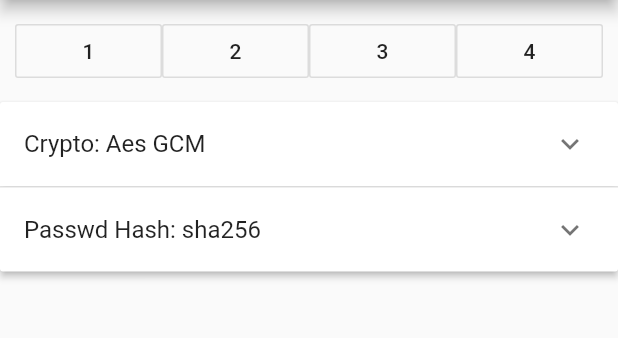
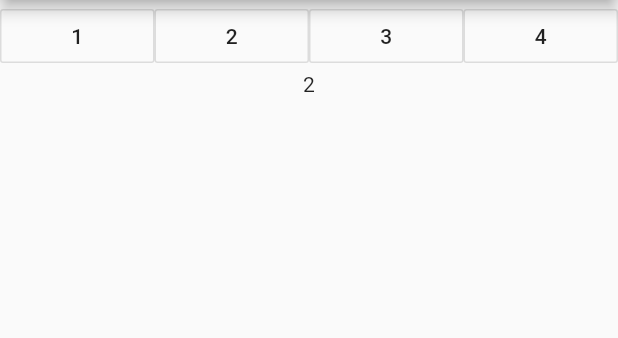
Before and after one commit to DevSanso/crypto_file_app, a Flutter app: the screen it shows after launch, after a tap on "next", on a phone screen of 412 x 824 dp, the part 84-422 px from its top. Run offline on Flutter 3.47's test engine with Material 2 defaults, Android fonts, the phone set to English and light mode, and no system bars; missing offline and left inert: loading_animations.

Commit message:
Source file remodification

```diff
--- a/lib/main.dart
+++ b/lib/main.dart
@@ -1,12 +1,10 @@
 import 'dart:async';
+import 'package:flutter/material.dart';
 
 
-import 'package:flutter/material.dart';
-import 'package:loading_animations/loading_animations.dart';
+import './view/init.dart';
 
-import 'view/intro.dart';
-import 'view/crypto_set.dart';
-
+import './var/switch.dart';
 void main() => runApp(MyApp());
 
 class MyApp extends StatelessWidget {
@@ -50,12 +48,13 @@ class MyHomePage extends StatefulWidget {
 
   final String title;
 
+
   @override
   _MyHomePageState createState() => _MyHomePageState();
 }
 
 class _MyHomePageState extends State<MyHomePage> {
-  StreamController<int> routerQueue = StreamController<int>();
+
 
   @override
   Widget build(BuildContext context) {
@@ -65,7 +64,7 @@ class _MyHomePageState extends State<MyHomePage> {
     // The Flutter framework has been optimized to make rerunning build methods
     // fast, so that you can just rebuild anything that needs updating rather
     // than having to individually change instances of widgets.
-    routerQueue.add(1);
+
     return Scaffold(
       appBar: AppBar(
         // Here we take the value from the MyHomePage object that was created by
@@ -76,74 +75,15 @@ class _MyHomePageState extends State<MyHomePage> {
     );
   }
 
-
   Widget scaffoldBody() {
-    return Column(
-      children: [
-        Container(
-          padding: EdgeInsets.all(10),
-          child: widgetRouter(),
-        ),
-        mainWidget(),
-
-      ],
-    );
-  }
-
-  Widget widgetRouter() {
-
-    final genIndex = () {
-      var res = List<Widget>();
-
-      for(var i in [1,2,3,4]) {
-
-        res.add(
-          Expanded(
-            child: OutlineButton(
-              child:Text(i.toString()),
-              onPressed: (){routerQueue.add(i);}
-            )
-          )
-        );
+    return StreamBuilder(stream: sswitch.stream,
+    builder: (context,AsyncSnapshot<MainScreen> snapshot){
+      if(snapshot.data == MainScreen.Init) {
+        return InitView();
       }
-
-      return res;
-    };
-
-
-    return Row(
-      children: genIndex(),
-    );
-  }
-
-  Widget mainWidget() {
-    return StreamBuilder(
-      stream : this.routerQueue.stream,
-      builder: (context,AsyncSnapshot<int> snapshot) {
-        //first init time, snapshot is null,first stream add function 1, before wait loading widget
-        Widget view = LoadingRotating.square(
-          borderColor: Colors.blueGrey,
-          borderSize: 3,
-          size : 30,
-          duration: Duration(milliseconds: 500),
-        );
-
-        switch(snapshot.data) {
-          case 1:
-            view = Intro.setRouter(this.routerQueue);
-            break;
-          case 2:
-            view = CryptoSetView(this.routerQueue);
-            break;
-          case 3:
-            view = Text(snapshot.data.toString());
-            break;
-          case 4:
-            view = Text(snapshot.data.toString());
-            break;
-        }
-        return view;
+      else {
+        return null;
       }
-    );
+    });
   }
 }
--- a/lib/config.dart
+++ b/lib/var/config.dart
@@ -1,11 +1,3 @@
-
-
-enum KeyHash {
-  SHA256,
-  SHA1,
-  MD5
-}
-
 enum CryptoMode {
   AES_CBC,
   AES_CTR,
@@ -36,7 +28,7 @@ class _Config {
   String srcFilePath;
   String dstFilePath;
 
-  KeyHash hash =  KeyHash.SHA256;
+
   CryptoMode mode = CryptoMode.AES_GCM;
 
   String key;
--- /dev/null
+++ b/lib/var/switch.dart
@@ -0,0 +1,23 @@
+import 'dart:async';
+
+enum MainScreen {
+  Init,
+  Processing
+}
+
+class _MainSwitch{
+  StreamController<MainScreen> _s = StreamController<MainScreen>();
+  _MainSwitch() {
+    _s.add(MainScreen.Init);
+  }
+
+  void screenSwitch(MainScreen screen) {
+    _s.add(screen);
+  }
+
+  Stream<MainScreen> get stream => _s.stream;
+
+}
+
+
+final _MainSwitch sswitch = _MainSwitch();
--- a/lib/view/crypto_set.dart
+++ /dev/null
@@ -1,175 +0,0 @@
-import 'dart:async';
-import 'package:flutter/material.dart';
-import '../config.dart' as AppConfig;
-
-class CryptoSetView extends StatefulWidget {
-  StreamSink<int> _router;
-  CryptoSetView(this._router);
-
-  @override
-  State<CryptoSetView> createState() {
-    return CryptoSetViewState();
-  }
-}
-
-class CryptoSetViewState extends State<CryptoSetView> {
-  List<bool> _selectExpaned = [false,false];
-
-
-  String cryptoPanelName() {
-    var mode = AppConfig.config.mode;
-    if(AppConfig.CryptoMode.AES_GCM == mode)
-      return "Aes GCM";
-    else if(AppConfig.CryptoMode.AES_CTR == mode)
-      return "Aes CTR";
-    else
-      return "Aes CBC";
-  }
-  String hashPanelName() {
-    var mode = AppConfig.config.hash;
-    if(AppConfig.KeyHash.SHA1 == mode)
-      return "sha1";
-    else if(AppConfig.KeyHash.SHA256 == mode)
-      return "sha256";
-    else
-      return "md5";
-  }
-
-
-  @override
-  Widget build(BuildContext context){
-    return Column(
-      children:
-      [
-        _selectCryptoBox()
-      ],);
-  }
-  Widget _selectCryptoBox() {
-    return ExpansionPanelList(
-      expansionCallback: (int index,bool isExpaned) {
-        setState((){
-          _selectExpaned[index] =  !_selectExpaned[index];
-
-        });
-      },
-      children:
-      [
-        _selectCrypto(),
-        _selectPasswdHash()
-      ]
-    );
-  }
-
-  ExpansionPanel _selectCrypto() {
-    return ExpansionPanel(
-      headerBuilder: (BuildContext context,bool isExpaned) {
-        return ListTile(title : Text("Crypto: ${cryptoPanelName()}"));
-      },
-      isExpanded: _selectExpaned[0],
-      body : Column(
-        children: [
-          ListTile(
-            title: const Text('Aes CBC'),
-            leading: Radio(
-              value:  AppConfig.CryptoMode.AES_CBC,
-              groupValue: AppConfig.config.mode,
-              onChanged: (AppConfig.CryptoMode value) {
-                setState(() {
-                  AppConfig.config.mode = value;
-                });
-              },
-            ),
-
-          ),
-          ListTile(
-            title: const Text('Aes CTR'),
-            leading: Radio(
-              value:  AppConfig.CryptoMode.AES_CTR,
-              groupValue: AppConfig.config.mode,
-              onChanged: (AppConfig.CryptoMode value) {
-                setState(() {
-                  AppConfig.config.mode = value;
-                });
-              },
-            ),
-          ),
-          ListTile(
-            title: const Text('Aes GCM'),
-            leading: Radio(
-              value:  AppConfig.CryptoMode.AES_GCM,
-              groupValue: AppConfig.config.mode,
-              onChanged: (AppConfig.CryptoMode value) {
-                setState(() {
-                  AppConfig.config.mode = value;
-                });
-              },
-            ),
-          )
-        ],
-      )
-    );
-  }
-
-  ExpansionPanel _selectPasswdHash() {
-    return ExpansionPanel(
-      headerBuilder: (BuildContext context,bool isExpaned) {
-        return ListTile(title : Text("Passwd Hash: ${hashPanelName()}"));
-      },
-      isExpanded: _selectExpaned[1],
-      body : Column(
-        children: [
-          ListTile(
-            title: const Text('MD5'),
-            leading: Radio(
-              value:  AppConfig.KeyHash.MD5,
-              groupValue: AppConfig.config.hash,
-              onChanged: (AppConfig.KeyHash value) {
-                setState(() {
-                  AppConfig.config.hash = value;
-                });
-              },
-            ),
-
-          ),
-          ListTile(
-            title: const Text('SHA1'),
-            leading: Radio(
-              value:  AppConfig.KeyHash.SHA1,
-              groupValue: AppConfig.config.hash,
-              onChanged: (AppConfig.KeyHash value) {
-                setState(() {
-                  AppConfig.config.hash = value;
-                });
-              },
-            ),
-          ),
-          ListTile(
-            title: const Text('SHA256'),
-            leading: Radio(
-              value:  AppConfig.KeyHash.SHA256,
-              groupValue: AppConfig.config.hash,
-              onChanged: (AppConfig.KeyHash value) {
-                setState(() {
-                  AppConfig.config.hash = value;
-                });
-              },
-            ),
-          )
-        ],
-      )
-    );
-  }
-  Widget _nextBtn() {
-    return RaisedButton(
-          onPressed: () {
-
-          },
-          child : Text("next")
-    );
-  }
-
-
-
-
-
-}
--- /dev/null
+++ b/lib/view/init.dart
@@ -0,0 +1,91 @@
+import 'dart:async';
+import 'package:flutter/material.dart';
+import 'package:loading_animations/loading_animations.dart';
+
+
+import './init/intro.dart';
+
+
+
+class InitView extends StatefulWidget {
+  StreamController<int> routerQueue = StreamController<int>();
+
+
+
+  @override
+  State<InitView> createState() {
+    routerQueue.add(1);
+    return _InitState();
+  }
+}
+
+
+class _InitState extends State<InitView> {
+  @override
+  Widget build(BuildContext context) {
+    return Column(children:
+      [
+        widgetRouter(),
+        mainWidget()
+      ],
+    );
+
+  }
+
+  Widget widgetRouter() {
+
+    final genIndex = () {
+      var res = List<Widget>();
+
+      for(var i in [1,2,3,4]) {
+
+        res.add(
+          Expanded(
+            child: OutlineButton(
+              child:Text(i.toString()),
+              onPressed: (){widget.routerQueue.add(i);}
+            )
+          )
+        );
+      }
+
+      return res;
+    };
+
+
+    return Row(
+      children: genIndex(),
+    );
+  }
+
+  Widget mainWidget() {
+    return StreamBuilder(
+      stream : widget.routerQueue.stream,
+      builder: (context,AsyncSnapshot<int> snapshot) {
+        //first init time, snapshot is null,first stream add function 1, before wait loading widget
+        Widget view = LoadingRotating.square(
+          borderColor: Colors.blueGrey,
+          borderSize: 3,
+          size : 30,
+          duration: Duration(milliseconds: 500),
+        );
+
+        switch(snapshot.data) {
+          case 1:
+            view = Intro.setRouter(widget.routerQueue);
+            break;
+          case 2:
+            view = Text(snapshot.data.toString());
+            break;
+          case 3:
+            view = Text(snapshot.data.toString());
+            break;
+          case 4:
+            view = Text(snapshot.data.toString());
+            break;
+        }
+        return view;
+      }
+    );
+  }
+}
--- /dev/null
+++ b/lib/view/init/crypto_set.dart
@@ -0,0 +1,37 @@
+import 'dart:async';
+import 'package:flutter/material.dart';
+import '../../var/config.dart' as AppConfig;
+
+class CryptoSetView extends StatefulWidget {
+  StreamSink<int> _router;
+  CryptoSetView(this._router);
+
+  @override
+  State<CryptoSetView> createState() {
+    return CryptoSetViewState();
+  }
+}
+
+class CryptoSetViewState extends State<CryptoSetView> {
+
+
+
+  @override
+  Widget build(BuildContext context){
+
+  }
+
+  Widget _nextBtn() {
+    return RaisedButton(
+          onPressed: () {
+
+          },
+          child : Text("next")
+    );
+  }
+
+
+
+
+
+}
--- a/lib/view/intro.dart
+++ b/lib/view/init/intro.dart
@@ -2,7 +2,7 @@ import 'dart:async';
 
 import 'package:flutter/material.dart';
 
-import '../config.dart' show config;
+import '../../var/config.dart' show config;
 
 
 
```
